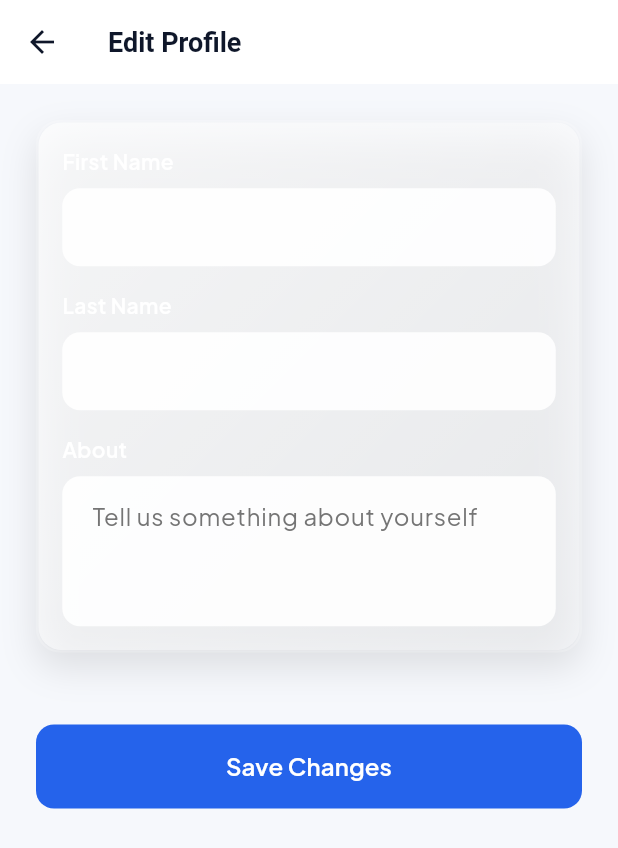
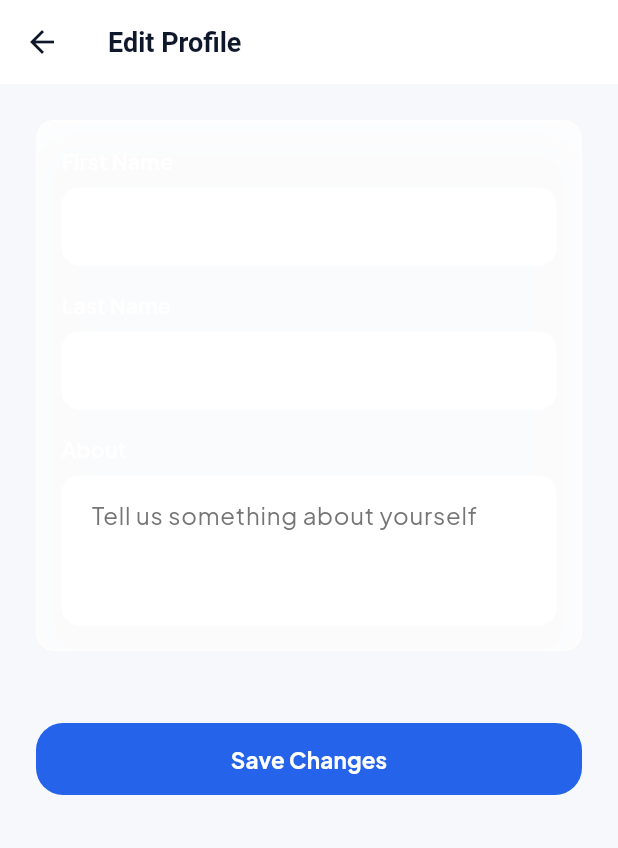
Before and after one commit to vkshdev/klubconnect, a Flutter app: the screen it shows once a user with an empty profile is signed in, item 5 of the bottom bar chosen, on a phone screen of 412 x 824 dp. Shown: the top 848 px of the screen. Run offline on Flutter 3.47's test engine with Material 3 defaults, Android fonts, the phone set to English and light mode, and no system bars; our stand-ins replace cloud_firestore, firebase_auth, firebase_core, firebase_messaging, firebase_storage, flutter_local_notifications and 4 more; accounts and stored records are empty; generated files the repository leaves out were written again; network calls fail.

Commit message:
Updated app tagline and refined UI components. Updated dimensions, and increased border radius. Simplified GlassCard implementation with standardized blur, shadows, and theme-based styling.

```diff
--- a/lib/utils/constants.dart
+++ b/lib/utils/constants.dart
@@ -1,7 +1,7 @@
 class AppConstants {
   // App Info
   static const String appName = 'KlubConnect';
-  static const String appTagline = 'Connect Through Clubs - Your Campus, Your Community';
+  static const String appTagline = 'Connect Through Clubs - Your College, Your Community';
 
   // User Types
   static const String userTypeStudent = 'student';
--- a/lib/widgets/custom_button.dart
+++ b/lib/widgets/custom_button.dart
@@ -1,4 +1,5 @@
 import 'package:flutter/material.dart';
+import '../utils/theme.dart';
 
 class CustomButton extends StatelessWidget {
   final String text;
@@ -9,6 +10,7 @@ class CustomButton extends StatelessWidget {
   final IconData? icon;
   final double? width;
   final double height;
+  final LinearGradient? gradient;
 
   const CustomButton({
     super.key,
@@ -19,7 +21,8 @@ class CustomButton extends StatelessWidget {
     this.textColor,
     this.icon,
     this.width,
-    this.height = 56,
+    this.height = 48,
+    this.gradient,
   });
 
   @override
@@ -30,37 +33,52 @@ class CustomButton extends StatelessWidget {
       child: ElevatedButton(
         onPressed: isLoading ? null : onPressed,
         style: ElevatedButton.styleFrom(
-          backgroundColor: backgroundColor ?? Theme.of(context).primaryColor,
+          backgroundColor: gradient == null
+              ? backgroundColor ?? AppTheme.primaryColor
+              : Colors.transparent,
           foregroundColor: textColor ?? Colors.white,
+          disabledBackgroundColor: (backgroundColor ?? AppTheme.primaryColor).withOpacity(0.55),
           elevation: 0,
+          shadowColor: Colors.transparent,
           shape: RoundedRectangleBorder(
-            borderRadius: BorderRadius.circular(12),
+            borderRadius: BorderRadius.circular(18),
           ),
+          padding: const EdgeInsets.symmetric(horizontal: 24),
         ),
+        child: Ink(
+          decoration: BoxDecoration(
+            gradient: gradient,
+            borderRadius: BorderRadius.circular(18),
+          ),
+          child: Center(
             child: isLoading
-            ? const SizedBox(
-          height: 24,
-          width: 24,
+                ? SizedBox(
+                    height: 20,
+                    width: 20,
                     child: CircularProgressIndicator(
-            color: Colors.white,
+                      color: textColor ?? Colors.white,
                       strokeWidth: 2,
                     ),
                   )
                 : Row(
                     mainAxisAlignment: MainAxisAlignment.center,
+                    mainAxisSize: MainAxisSize.min,
                     children: [
                       if (icon != null) ...[
-              Icon(icon, size: 20),
+                        Icon(icon, size: 18),
                         const SizedBox(width: 8),
                       ],
                       Text(
                         text,
                         style: const TextStyle(
-                fontSize: 16,
-                fontWeight: FontWeight.w600,
+                          fontSize: 15,
+                          fontWeight: FontWeight.w700,
+                          letterSpacing: 0.1,
                         ),
                       ),
                     ],
+                  ),
+          ),
         ),
       ),
     );
@@ -84,7 +102,7 @@ class CustomOutlineButton extends StatelessWidget {
     this.textColor,
     this.icon,
     this.width,
-    this.height = 56,
+    this.height = 48,
   });
 
   @override
@@ -95,26 +113,25 @@ class CustomOutlineButton extends StatelessWidget {
       child: OutlinedButton(
         onPressed: onPressed,
         style: OutlinedButton.styleFrom(
-          foregroundColor: textColor ?? Theme.of(context).primaryColor,
-          side: BorderSide(
-            color: borderColor ?? Theme.of(context).primaryColor,
-            width: 2,
+          foregroundColor: textColor ?? AppTheme.primaryColor,
+          side: BorderSide(color: borderColor ?? AppTheme.primaryColor, width: 1.5),
+          shape: RoundedRectangleBorder(
+            borderRadius: BorderRadius.circular(18),
           ),
-          shape: RoundedRectangleBorder(
-            borderRadius: BorderRadius.circular(12),
-          ),
+          padding: const EdgeInsets.symmetric(horizontal: 24),
         ),
         child: Row(
           mainAxisAlignment: MainAxisAlignment.center,
+          mainAxisSize: MainAxisSize.min,
           children: [
             if (icon != null) ...[
-              Icon(icon, size: 20),
+              Icon(icon, size: 18),
               const SizedBox(width: 8),
             ],
             Text(
               text,
               style: const TextStyle(
-                fontSize: 16,
+                fontSize: 15,
                 fontWeight: FontWeight.w600,
               ),
             ),
--- a/lib/widgets/glass_card.dart
+++ b/lib/widgets/glass_card.dart
@@ -1,68 +1,50 @@
+import 'dart:ui';
+
 import 'package:flutter/material.dart';
-import 'dart:ui';
+import '../utils/theme.dart';
 
 class GlassCard extends StatelessWidget {
   final Widget child;
-  final double? width;
-  final double? height;
-  final EdgeInsets? padding;
-  final EdgeInsets? margin;
+  final EdgeInsetsGeometry? padding;
+  final EdgeInsetsGeometry? margin;
   final double borderRadius;
-  final double blur;
   final Color? color;
-  final Border? border;
+  final bool showBorder;
 
   const GlassCard({
     super.key,
     required this.child,
-    this.width,
-    this.height,
     this.padding,
     this.margin,
-    this.borderRadius = 16,
-    this.blur = 10,
+    this.borderRadius = 12,
     this.color,
-    this.border,
+    this.showBorder = true,
   });
 
   @override
   Widget build(BuildContext context) {
-    return Container(
-      width: width,
-      height: height,
+    return ClipRRect(
+      borderRadius: BorderRadius.circular(borderRadius),
+      child: BackdropFilter(
+        filter: ImageFilter.blur(sigmaX: 14, sigmaY: 14),
+        child: Container(
           margin: margin,
+          padding: padding ?? const EdgeInsets.all(16),
           decoration: BoxDecoration(
+            color: color ?? AppTheme.glassColor,
             borderRadius: BorderRadius.circular(borderRadius),
-        border: border ?? Border.all(
-          color: Colors.white.withOpacity(0.2),
-          width: 1.5,
-        ),
+            border: showBorder
+                ? Border.all(color: Colors.white.withOpacity(0.72))
+                : null,
             boxShadow: [
               BoxShadow(
-            color: Colors.black.withOpacity(0.1),
-            blurRadius: 20,
-            offset: const Offset(0, 10),
+                color: const Color(0xFF0F172A).withOpacity(0.06),
+                blurRadius: 24,
+                offset: const Offset(0, 12),
               ),
             ],
           ),
-      child: ClipRRect(
-        borderRadius: BorderRadius.circular(borderRadius),
-        child: BackdropFilter(
-          filter: ImageFilter.blur(sigmaX: blur, sigmaY: blur),
-          child: Container(
-            decoration: BoxDecoration(
-              gradient: LinearGradient(
-                begin: Alignment.topLeft,
-                end: Alignment.bottomRight,
-                colors: [
-                  color?.withOpacity(0.7) ?? Colors.white.withOpacity(0.7),
-                  color?.withOpacity(0.3) ?? Colors.white.withOpacity(0.3),
-                ],
-              ),
-            ),
-            padding: padding ?? const EdgeInsets.all(16),
           child: child,
-          ),
         ),
       ),
     );
```
Lines whose indentation alone changed are shown as unchanged.
